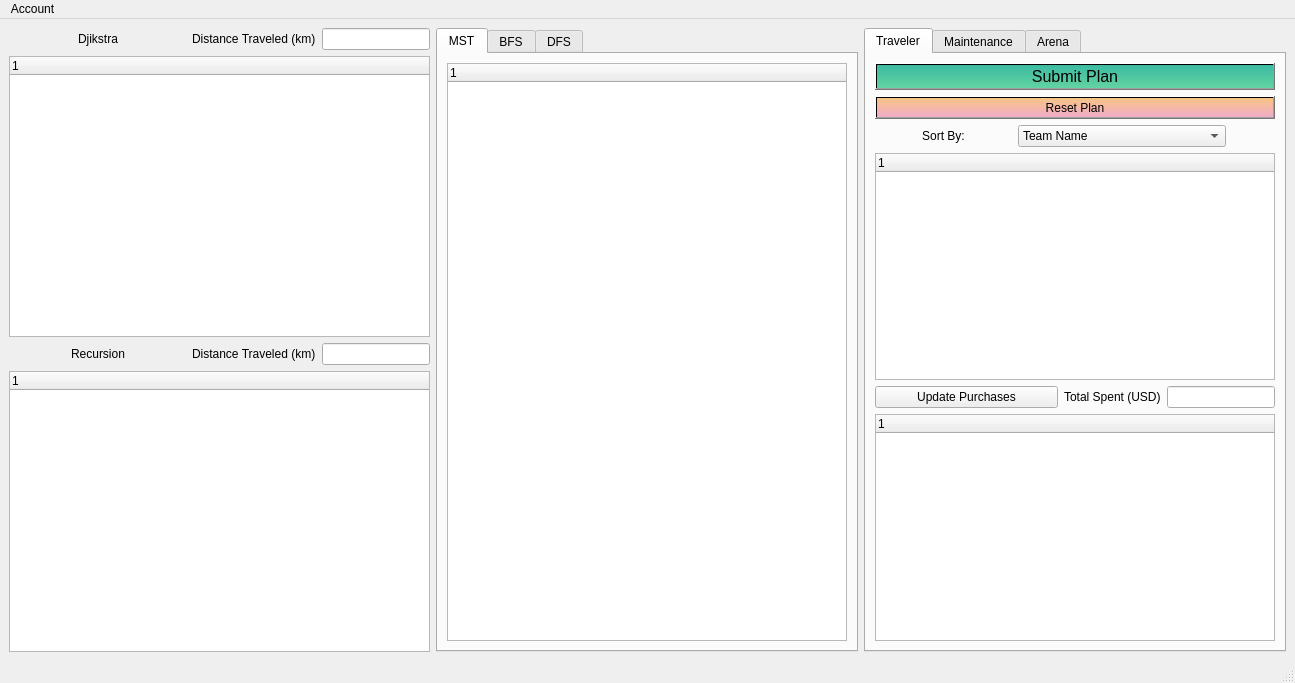
Above: mainwindow.ui from ssethtran/NBA-Basketball before the change. Below: the same form after it.
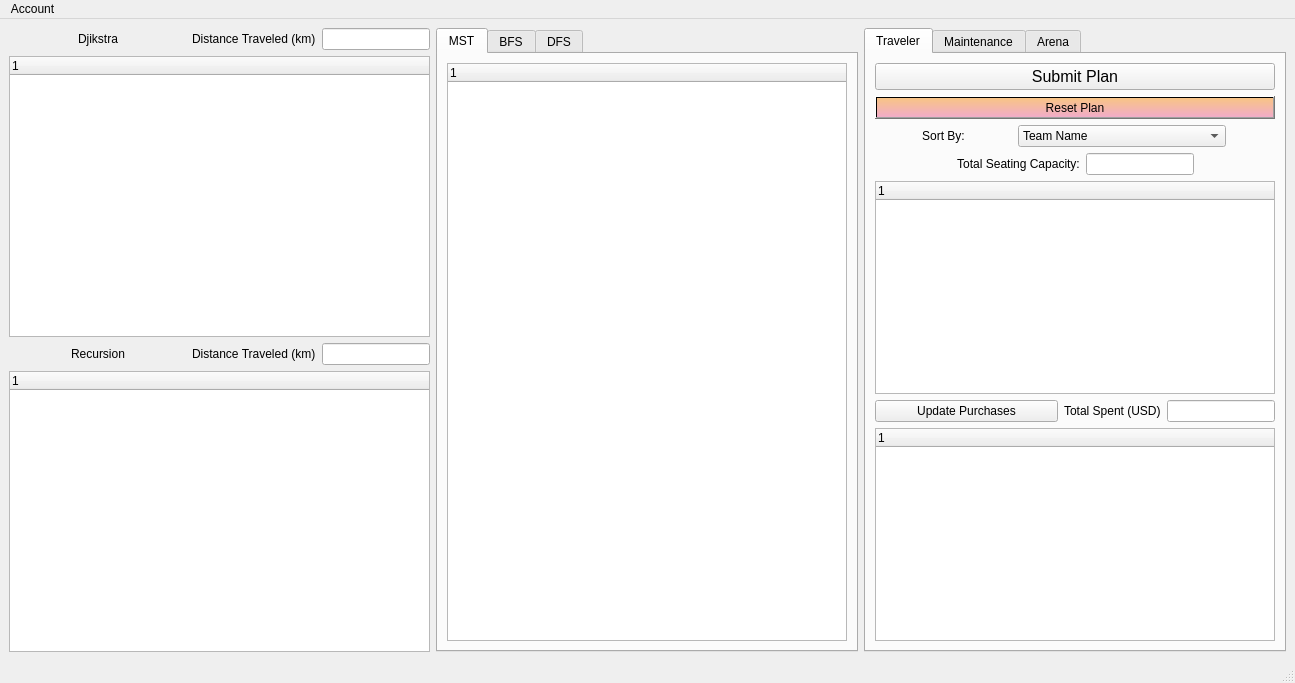
That is the form after the change. The open tabs and pages were chosen to show the change.

```diff
--- a/mainwindow.ui
+++ b/mainwindow.ui
@@ -206,7 +206,7 @@
         <string>Traveler</string>
        </attribute>
        <layout class="QGridLayout" name="gridLayout_11">
-        <item row="4" column="0">
+        <item row="5" column="0">
          <layout class="QGridLayout" name="gridLayout_3">
           <item row="0" column="2">
            <layout class="QGridLayout" name="gridLayout_4">
@@ -256,61 +256,21 @@
           </item>
          </layout>
         </item>
-        <item row="0" column="0">
-         <widget class="QPushButton" name="submitPlan">
-          <property name="font">
-           <font>
-            <pointsize>12</pointsize>
-           </font>
-          </property>
-          <property name="autoFillBackground">
-           <bool>false</bool>
-          </property>
-          <property name="styleSheet">
-           <string notr="true">background-color: qlineargradient(spread:pad, x1:0, y1:0, x2:0, y2:1,   stop:0 rgba(60, 186, 162, 255), stop:1 rgba(98, 211, 162, 255))</string>
-          </property>
-          <property name="text">
-           <string>Submit Plan</string>
-          </property>
-          <property name="checkable">
-           <bool>false</bool>
-          </property>
-         </widget>
-        </item>
-        <item row="1" column="0">
-         <widget class="QPushButton" name="clearPlan">
-          <property name="styleSheet">
-           <string notr="true">background-color: qlineargradient(spread:pad, x1:0, y1:0, x2:0, y2:1,   stop:0 #f8c485, stop:1 #f1acc8)</string>
-          </property>
-          <property name="text">
-           <string>Reset Plan</string>
-          </property>
-         </widget>
-        </item>
-        <item row="3" column="0">
-         <widget class="QTreeWidget" name="teamsTreeWidget">
+        <item row="6" column="0">
+         <widget class="QTreeWidget" name="planTreeWidget">
           <property name="sizePolicy">
-           <sizepolicy hsizetype="Fixed" vsizetype="Expanding">
+           <sizepolicy hsizetype="Preferred" vsizetype="Expanding">
             <horstretch>0</horstretch>
             <verstretch>0</verstretch>
            </sizepolicy>
           </property>
-          <property name="minimumSize">
-           <size>
-            <width>400</width>
-            <height>0</height>
-           </size>
-          </property>
-          <property name="autoFillBackground">
-           <bool>true</bool>
-          </property>
           <property name="styleSheet">
            <string notr="true">background-color: rgb(255, 243, 222);
 QHeaderView::section { background-color: rgb(255, 243, 222); };</string>
           </property>
           <column>
            <property name="text">
-            <string notr="true">1</string>
+            <string/>
            </property>
           </column>
          </widget>
@@ -380,25 +340,121 @@
           </item>
          </layout>
         </item>
-        <item row="5" column="0">
-         <widget class="QTreeWidget" name="planTreeWidget">
+        <item row="0" column="0">
+         <widget class="QPushButton" name="submitPlan">
+          <property name="font">
+           <font>
+            <pointsize>12</pointsize>
+           </font>
+          </property>
+          <property name="autoFillBackground">
+           <bool>false</bool>
+          </property>
+          <property name="styleSheet">
+           <string notr="true"/>
+          </property>
+          <property name="text">
+           <string>Submit Plan</string>
+          </property>
+          <property name="checkable">
+           <bool>false</bool>
+          </property>
+         </widget>
+        </item>
+        <item row="4" column="0">
+         <widget class="QTreeWidget" name="teamsTreeWidget">
           <property name="sizePolicy">
-           <sizepolicy hsizetype="Preferred" vsizetype="Expanding">
+           <sizepolicy hsizetype="Fixed" vsizetype="Expanding">
             <horstretch>0</horstretch>
             <verstretch>0</verstretch>
            </sizepolicy>
           </property>
+          <property name="minimumSize">
+           <size>
+            <width>400</width>
+            <height>0</height>
+           </size>
+          </property>
+          <property name="autoFillBackground">
+           <bool>true</bool>
+          </property>
           <property name="styleSheet">
            <string notr="true">background-color: rgb(255, 243, 222);
 QHeaderView::section { background-color: rgb(255, 243, 222); };</string>
           </property>
           <column>
            <property name="text">
-            <string/>
+            <string notr="true">1</string>
            </property>
           </column>
          </widget>
         </item>
+        <item row="1" column="0">
+         <widget class="QPushButton" name="clearPlan">
+          <property name="styleSheet">
+           <string notr="true">background-color: qlineargradient(spread:pad, x1:0, y1:0, x2:0, y2:1,   stop:0 #f8c485, stop:1 #f1acc8)</string>
+          </property>
+          <property name="text">
+           <string>Reset Plan</string>
+          </property>
+         </widget>
+        </item>
+        <item row="3" column="0">
+         <layout class="QHBoxLayout" name="horizontalLayout_2">
+          <item>
+           <spacer name="horizontalSpacer_5">
+            <property name="orientation">
+             <enum>Qt::Horizontal</enum>
+            </property>
+            <property name="sizeHint" stdset="0">
+             <size>
+              <width>40</width>
+              <height>20</height>
+             </size>
+            </property>
+           </spacer>
+          </item>
+          <item>
+           <widget class="QLabel" name="label_3">
+            <property name="sizePolicy">
+             <sizepolicy hsizetype="Fixed" vsizetype="Preferred">
+              <horstretch>0</horstretch>
+              <verstretch>0</verstretch>
+             </sizepolicy>
+            </property>
+            <property name="text">
+             <string>Total Seating Capacity:</string>
+            </property>
+            <property name="alignment">
+             <set>Qt::AlignCenter</set>
+            </property>
+           </widget>
+          </item>
+          <item>
+           <widget class="QLineEdit" name="totalSeatCap_LineEdit">
+            <property name="sizePolicy">
+             <sizepolicy hsizetype="Fixed" vsizetype="Fixed">
+              <horstretch>0</horstretch>
+              <verstretch>0</verstretch>
+             </sizepolicy>
+            </property>
+           </widget>
+          </item>
+          <item>
+           <spacer name="horizontalSpacer_6">
+            <property name="orientation">
+             <enum>Qt::Horizontal</enum>
+            </property>
+            <property name="sizeHint" stdset="0">
+             <size>
+              <width>40</width>
+              <height>20</height>
+             </size>
+            </property>
+           </spacer>
+          </item>
+         </layout>
+        </item>
        </layout>
       </widget>
       <widget class="QWidget" name="admin">
```
Left out of the diff: 212 changed lines with no effect on the pictures.
